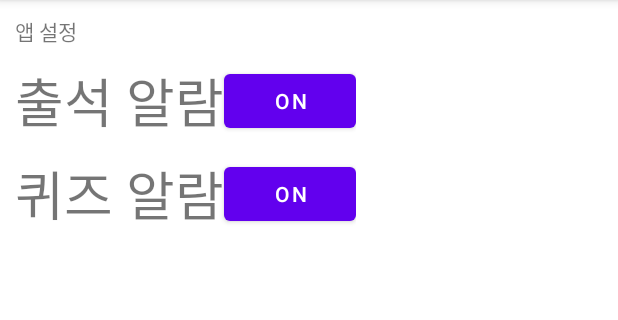
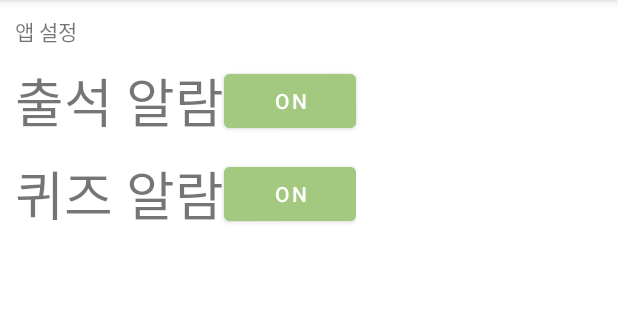
Before and after one commit to Profrog/maeju_test, an Android app: the alarmActivity screen opened directly, with no data from a screen before it, on a phone screen of 412 x 824 dp, the part 84-404 px from its top. Run offline under Robolectric (Android 15) with nearby library versions, the phone set to English and light mode, and no system bars; network calls fail.

Commit message:
알람 수정

```diff
--- a/app/src/main/java/com/example/logintest/alarmActivity.java
+++ b/app/src/main/java/com/example/logintest/alarmActivity.java
@@ -186,7 +186,7 @@ public class alarmActivity extends AppCompatActivity {
         if (dailyNotify_quiz) {
             if (alarmManager != null) {
                 //long interval=1000*60;//1s=1000, 1m=1000*60, 1h=1000*60*60//AlarmManager.INTERVAL_DAY*7
-                alarmManager.setRepeating(AlarmManager.RTC_WAKEUP, calendar.getTimeInMillis(),1000*60, pendingIntent);
+                alarmManager.setRepeating(AlarmManager.RTC_WAKEUP, calendar.getTimeInMillis(),AlarmManager.INTERVAL_DAY*7, pendingIntent);
             }
             dailyNotify_quiz=false;
             // 부팅 후 실행되는 리시버 사용가능하게 설정
--- /dev/null
+++ b/app/src/main/res/drawable/line_5.xml
@@ -0,0 +1,24 @@
+<vector
+    xmlns:android="http://schemas.android.com/apk/res/android"
+    xmlns:aapt="http://schemas.android.com/aapt"
+    android:width="336dp"
+    android:height="1dp"
+    android:viewportWidth="336"
+    android:viewportHeight="1"
+    >
+
+    <group>
+
+        <clip-path
+            android:pathData="M0.5 0.5H335.5H0.5Z"
+            />
+
+    </group>
+
+    <path
+        android:pathData="M0.5 0.5H335.5H0.5Z"
+        android:strokeWidth="1"
+        android:strokeColor="#66000000"
+        />
+
+</vector>
--- a/app/src/main/res/layout/alarm_set.xml
+++ b/app/src/main/res/layout/alarm_set.xml
@@ -29,15 +29,26 @@
             android:text="출석 알람"
             android:textSize="35dp"
             android:layout_marginTop="9dp"
+            android:id="@+id/attend_text"
             />
         <Button
             android:layout_width="wrap_content"
             android:layout_height="wrap_content"
             android:text="ON"
+            android:backgroundTint="#A2C97F"
             android:id="@+id/btn_attend"
             />
 
+        <View
+            android:id="@+id/line_5"
+            android:layout_width="335dp"
+            android:layout_height="0dp"
+            android:layout_centerHorizontal="true"
+            android:layout_centerVertical="true"
+            android:background="@drawable/line_5"
+            />
     </LinearLayout>
+
 
     <LinearLayout
         android:layout_width="wrap_content"
@@ -60,6 +71,7 @@
             android:layout_width="wrap_content"
             android:layout_height="wrap_content"
             android:text="ON"
+            android:backgroundTint="#A2C97F"
             android:id="@+id/btn_quiz"
             />
 
```
Also changed, not shown: app/src/main/res/drawable/colors.xml (added, +10 -0 lines).
